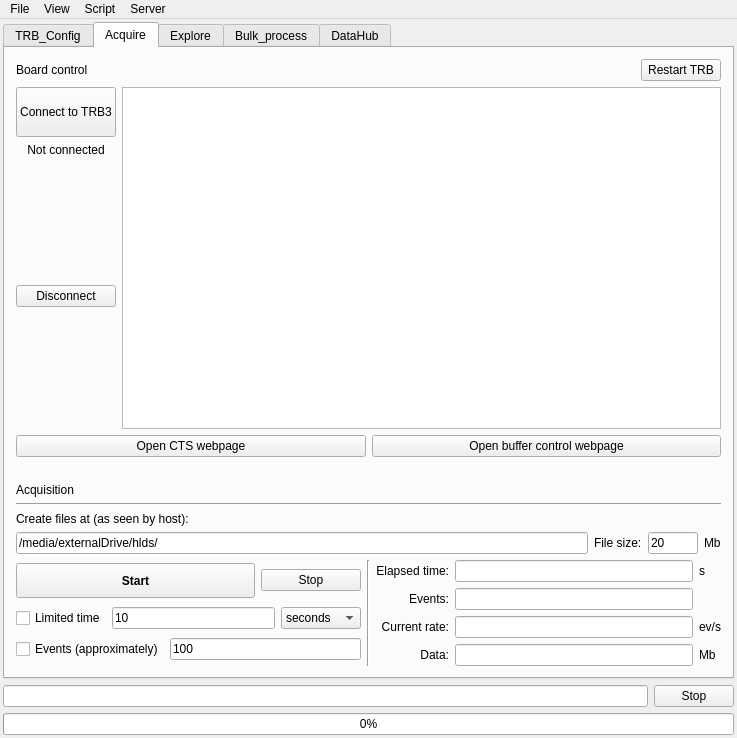
Above: GUI/mainwindow.ui from andrmor/TRB3reader before the change. Below: the same form after it.
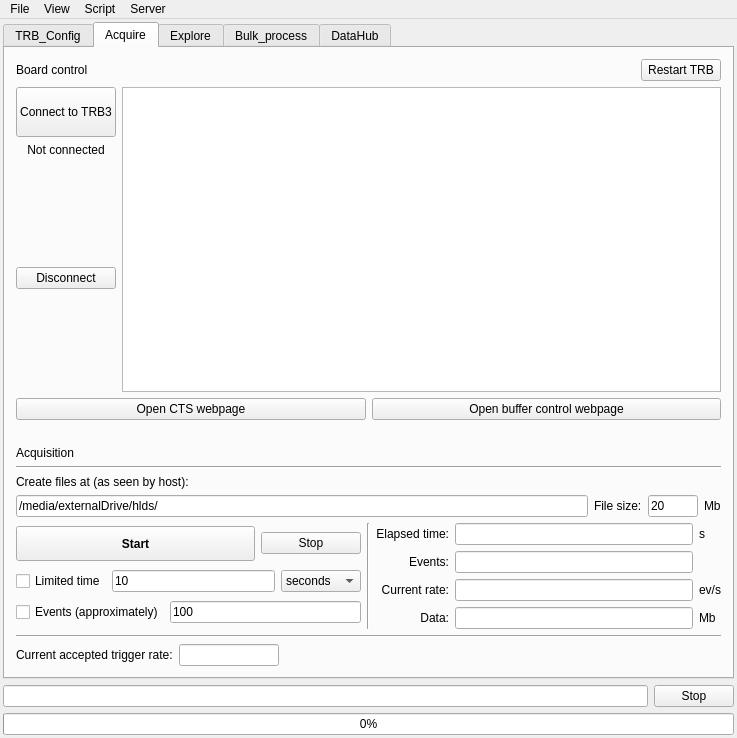
That is the form after the change. The open tabs and pages were chosen to show the change.

```diff
--- a/GUI/mainwindow.ui
+++ b/GUI/mainwindow.ui
@@ -2865,6 +2865,50 @@
           </item>
          </layout>
         </item>
+        <item>
+         <widget class="Line" name="line_15">
+          <property name="orientation">
+           <enum>Qt::Horizontal</enum>
+          </property>
+         </widget>
+        </item>
+        <item>
+         <layout class="QHBoxLayout" name="horizontalLayout_66">
+          <property name="topMargin">
+           <number>0</number>
+          </property>
+          <item>
+           <widget class="QLabel" name="label_71">
+            <property name="text">
+             <string>Current accepted trigger rate:</string>
+            </property>
+           </widget>
+          </item>
+          <item>
+           <widget class="QLineEdit" name="leCurAceptTrigrate_onAcquire">
+            <property name="maximumSize">
+             <size>
+              <width>100</width>
+              <height>16777215</height>
+             </size>
+            </property>
+           </widget>
+          </item>
+          <item>
+           <spacer name="horizontalSpacer_36">
+            <property name="orientation">
+             <enum>Qt::Horizontal</enum>
+            </property>
+            <property name="sizeHint" stdset="0">
+             <size>
+              <width>40</width>
+              <height>20</height>
+             </size>
+            </property>
+           </spacer>
+          </item>
+         </layout>
+        </item>
        </layout>
       </widget>
       <widget class="QWidget" name="tab_2">
```
Left out of the diff: 23 changed lines with no effect on the pictures.
